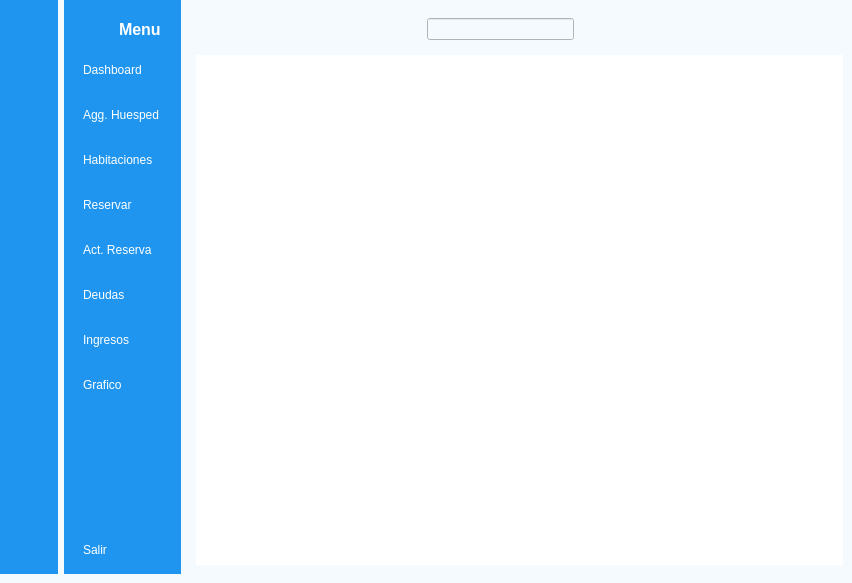
Qt form gui/main.ui (williamsalberto/HotelReservationSystem) before a commit.
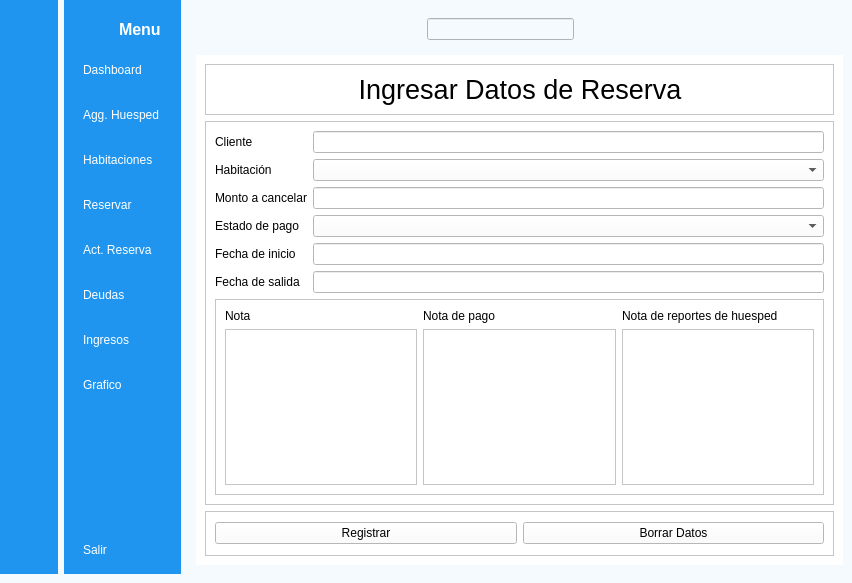
The same form after that commit. The open tabs and pages were chosen to show the change. Icons and pictures are not drawn.

Commit message: Se agrego el inicio de la page reservar

```diff
--- a/gui/main.ui
+++ b/gui/main.ui
@@ -10,6 +10,12 @@
     <height>583</height>
    </rect>
   </property>
+  <property name="minimumSize">
+   <size>
+    <width>0</width>
+    <height>57</height>
+   </size>
+  </property>
   <property name="windowTitle">
    <string>MainWindow</string>
   </property>
@@ -175,7 +181,7 @@
             <number>0</number>
            </property>
            <item>
-            <widget class="QFrame" name="frame_tituloReserva">
+            <widget class="QFrame" name="frame_tituloHuesped">
              <property name="enabled">
               <bool>true</bool>
              </property>
@@ -359,25 +365,230 @@
               <item row="8" column="1">
                <widget class="QLineEdit" name="lineEdit_telefono"/>
               </item>
+             </layout>
+            </widget>
+           </item>
+          </layout>
+         </widget>
+         <widget class="QWidget" name="habitaciones_page"/>
+         <widget class="QWidget" name="reservar_page">
+          <layout class="QVBoxLayout" name="verticalLayout_8">
+           <item>
+            <widget class="QFrame" name="frame_tituloReserva">
+             <property name="enabled">
+              <bool>true</bool>
+             </property>
+             <property name="minimumSize">
+              <size>
+               <width>0</width>
+               <height>0</height>
+              </size>
+             </property>
+             <property name="maximumSize">
+              <size>
+               <width>16777215</width>
+               <height>75</height>
+              </size>
+             </property>
+             <property name="frameShape">
+              <enum>QFrame::StyledPanel</enum>
+             </property>
+             <property name="frameShadow">
+              <enum>QFrame::Raised</enum>
+             </property>
+             <layout class="QHBoxLayout" name="horizontalLayout_7">
+              <item>
+               <spacer name="horizontalSpacer_7">
+                <property name="orientation">
+                 <enum>Qt::Horizontal</enum>
+                </property>
+                <property name="sizeHint" stdset="0">
+                 <size>
+                  <width>217</width>
+                  <height>20</height>
+                 </size>
+                </property>
+               </spacer>
+              </item>
+              <item>
+               <widget class="QLabel" name="label_10">
+                <property name="font">
+                 <font>
+                  <pointsize>20</pointsize>
+                 </font>
+                </property>
+                <property name="text">
+                 <string>Ingresar Datos de Reserva</string>
+                </property>
+                <property name="alignment">
+                 <set>Qt::AlignCenter</set>
+                </property>
+               </widget>
+              </item>
+              <item>
+               <spacer name="horizontalSpacer_8">
+                <property name="orientation">
+                 <enum>Qt::Horizontal</enum>
+                </property>
+                <property name="sizeHint" stdset="0">
+                 <size>
+                  <width>216</width>
+                  <height>20</height>
+                 </size>
+                </property>
+               </spacer>
+              </item>
+             </layout>
+            </widget>
+           </item>
+           <item>
+            <widget class="QFrame" name="frame_datosReserva">
+             <property name="frameShape">
+              <enum>QFrame::StyledPanel</enum>
+             </property>
+             <property name="frameShadow">
+              <enum>QFrame::Raised</enum>
+             </property>
+             <layout class="QFormLayout" name="formLayout">
+              <item row="0" column="0">
+               <widget class="QLabel" name="cliente_Reserva">
+                <property name="text">
+                 <string>Cliente</string>
+                </property>
+               </widget>
+              </item>
+              <item row="1" column="0">
+               <widget class="QLabel" name="habitacion_Reserva">
+                <property name="text">
+                 <string>Habitación</string>
+                </property>
+               </widget>
+              </item>
+              <item row="2" column="0">
+               <widget class="QLabel" name="monto_Cancelar">
+                <property name="text">
+                 <string>Monto a cancelar</string>
+                </property>
+               </widget>
+              </item>
+              <item row="2" column="1">
+               <widget class="QLineEdit" name="lineEdit_monto_Cancelar"/>
+              </item>
               <item row="3" column="0">
-               <widget class="QLabel" name="label_DiaNacimiento">
+               <widget class="QLabel" name="status_Pago">
                 <property name="text">
-                 <string>Dia de Nacimiento</string>
+                 <string>Estado de pago</string>
                 </property>
                </widget>
               </item>
-              <item row="5" column="0">
-               <widget class="QLabel" name="label_AnioNacimiento">
+              <item row="4" column="0">
+               <widget class="QLabel" name="fecha_inicio_Reserva">
                 <property name="text">
-                 <string>Año de Nacimiento</string>
+                 <string>Fecha de inicio</string>
                 </property>
                </widget>
               </item>
               <item row="4" column="1">
-               <widget class="QLineEdit" name="lineEdit_MesNacimiento"/>
+               <widget class="QLineEdit" name="lineEdit_fecha_inicio_Reserva"/>
+              </item>
+              <item row="5" column="0">
+               <widget class="QLabel" name="fecha_salidad_Reserva">
+                <property name="text">
+                 <string>Fecha de salida</string>
+                </property>
+               </widget>
               </item>
               <item row="5" column="1">
-               <widget class="QLineEdit" name="lineEdit_AnioNacimiento"/>
+               <widget class="QLineEdit" name="lineEdit_fecha_salida_Reserva"/>
+              </item>
+              <item row="6" column="0" colspan="2">
+               <widget class="QFrame" name="frame_notas_Reserva">
+                <property name="minimumSize">
+                 <size>
+                  <width>45</width>
+                  <height>100</height>
+                 </size>
+                </property>
+                <property name="frameShape">
+                 <enum>QFrame::StyledPanel</enum>
+                </property>
+                <property name="frameShadow">
+                 <enum>QFrame::Raised</enum>
+                </property>
+                <layout class="QGridLayout" name="gridLayout_3">
+                 <item row="0" column="0">
+                  <widget class="QLabel" name="nota_Reserva">
+                   <property name="text">
+                    <string>Nota</string>
+                   </property>
+                  </widget>
+                 </item>
+                 <item row="1" column="2">
+                  <widget class="QTextEdit" name="textEdit_nota_reporte_Reserva"/>
+                 </item>
+                 <item row="1" column="0">
+                  <widget class="QTextEdit" name="textEdit_nota_Reserva"/>
+                 </item>
+                 <item row="0" column="1">
+                  <widget class="QLabel" name="nota_pago_Reserva">
+                   <property name="text">
+                    <string>Nota de pago</string>
+                   </property>
+                  </widget>
+                 </item>
+                 <item row="1" column="1">
+                  <widget class="QTextEdit" name="textEdit_nota_pago_Reserva"/>
+                 </item>
+                 <item row="0" column="2">
+                  <widget class="QLabel" name="nota_reporte_Reserva">
+                   <property name="text">
+                    <string>Nota de reportes de huesped</string>
+                   </property>
+                  </widget>
+                 </item>
+                </layout>
+               </widget>
+              </item>
+              <item row="1" column="1">
+               <widget class="QComboBox" name="comboBox_habitacion"/>
+              </item>
+              <item row="3" column="1">
+               <widget class="QComboBox" name="comboBox_status_pago"/>
+              </item>
+              <item row="0" column="1">
+               <widget class="QLineEdit" name="lineEdit_cliente_Reserva"/>
+              </item>
+             </layout>
+            </widget>
+           </item>
+           <item>
+            <widget class="QFrame" name="frame_botones_Reserva">
+             <property name="minimumSize">
+              <size>
+               <width>0</width>
+               <height>45</height>
+              </size>
+             </property>
+             <property name="frameShape">
+              <enum>QFrame::StyledPanel</enum>
+             </property>
+             <property name="frameShadow">
+              <enum>QFrame::Raised</enum>
+             </property>
+             <layout class="QHBoxLayout" name="horizontalLayout_6">
+              <item>
+               <widget class="QPushButton" name="pushButton_registrar_Reserva">
+                <property name="text">
+                 <string>Registrar</string>
+                </property>
+               </widget>
+              </item>
+              <item>
+               <widget class="QPushButton" name="pushButton_limpiar_Reserva">
+                <property name="text">
+                 <string>Borrar Datos</string>
+                </property>
+               </widget>
               </item>
              </layout>
             </widget>
```
Left out of the diff: 525 changed lines with no effect on the pictures. The commit also changes 1 other file.
